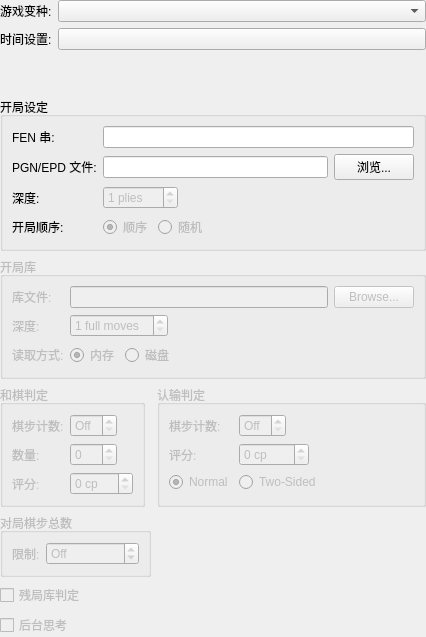
Qt form projects/gui/ui/gamesettingswidget.ui (leedavid/QTggchess) before a commit.
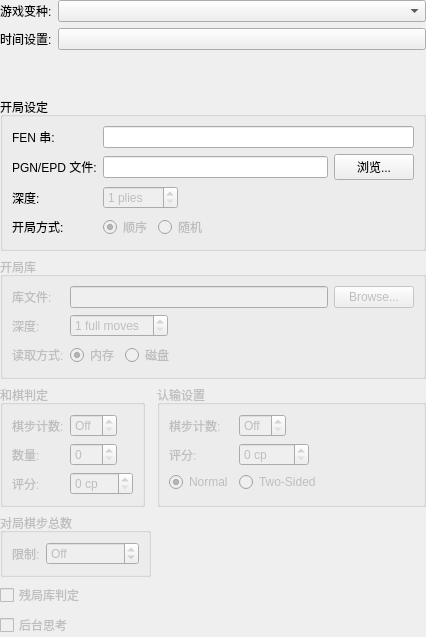
The same form after that commit.

The edit to the form file:
```diff
--- a/projects/gui/ui/gamesettingswidget.ui
+++ b/projects/gui/ui/gamesettingswidget.ui
@@ -99,7 +99,7 @@
       <item row="3" column="0">
        <widget class="QLabel" name="m_openingOrderLabel">
         <property name="text">
-         <string>开局顺序:</string>
+         <string>开局方式:</string>
         </property>
         <property name="buddy">
          <cstring>m_seqOrderRadio</cstring>
@@ -411,7 +411,7 @@
         <bool>false</bool>
        </property>
        <property name="title">
-        <string>认输判定</string>
+        <string>认输设置</string>
        </property>
        <layout class="QFormLayout" name="formLayout_3">
         <property name="fieldGrowthPolicy">
```
